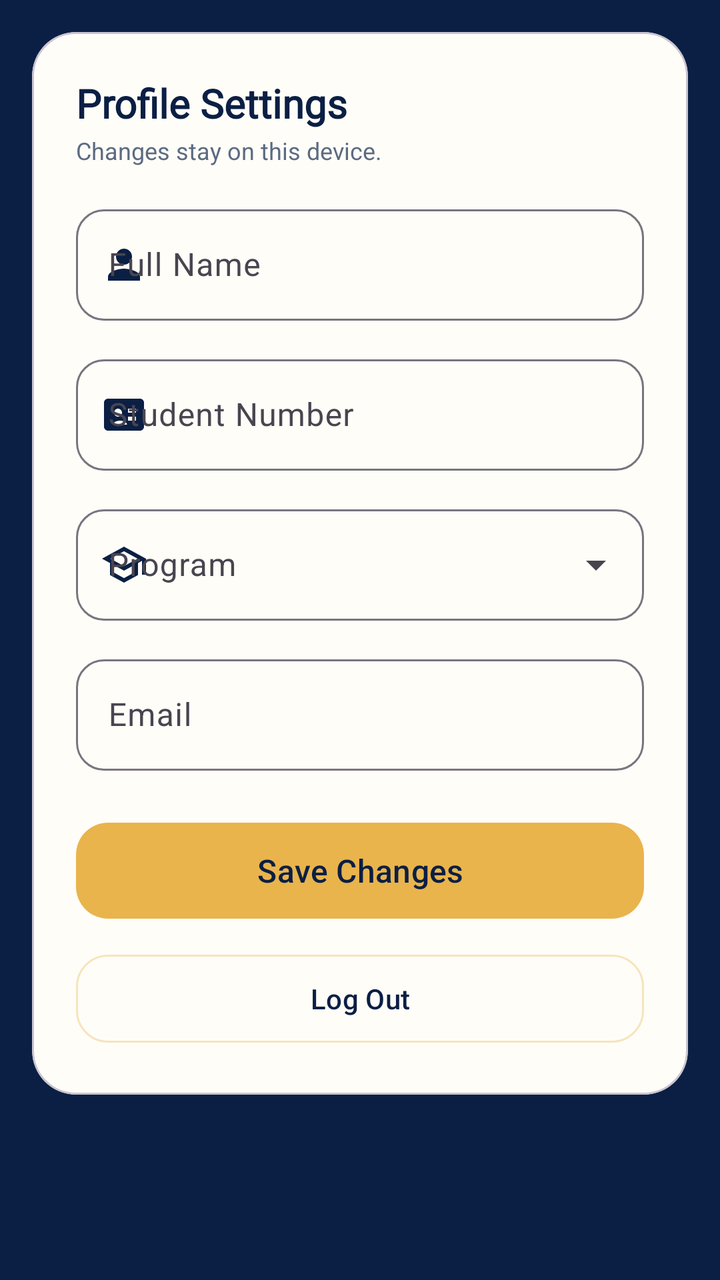
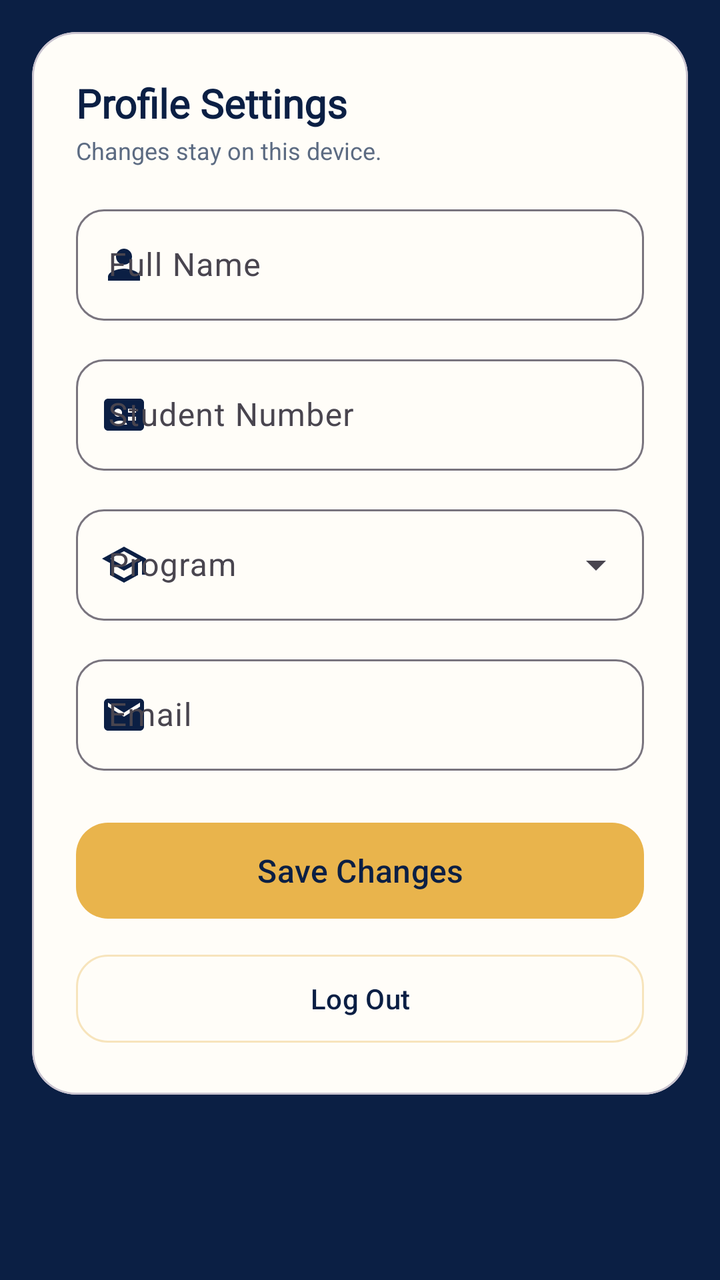

The first picture is an Android layout as it rendered before a commit; the second is the same layout after the commit. The layout source and the unified diff follow.
<!-- AndroidManifest.xml: application theme Theme.StudentInfoSystem -->
<!-- res/layout/view_profile.xml -->
<?xml version="1.0" encoding="utf-8"?>
<androidx.core.widget.NestedScrollView xmlns:android="http://schemas.android.com/apk/res/android"
    xmlns:app="http://schemas.android.com/apk/res-auto"
    android:layout_width="match_parent"
    android:layout_height="match_parent"
    android:fillViewport="true">

    <LinearLayout
        android:layout_width="match_parent"
        android:layout_height="wrap_content"
        android:orientation="vertical"
        android:padding="16dp">

        <com.google.android.material.card.MaterialCardView
            android:layout_width="match_parent"
            android:layout_height="wrap_content"
            app:cardBackgroundColor="@color/nu_card"
            app:cardCornerRadius="22dp"
            app:cardElevation="0dp">

            <LinearLayout
                android:layout_width="match_parent"
                android:layout_height="wrap_content"
                android:orientation="vertical"
                android:padding="22dp">

                <TextView
                    android:layout_width="wrap_content"
                    android:layout_height="wrap_content"
                    android:fontFamily="@font/fraunces"
                    android:text="@string/profile_title"
                    android:textColor="@color/nu_navy"
                    android:textSize="20sp"
                    android:textStyle="bold" />

                <TextView
                    android:layout_width="wrap_content"
                    android:layout_height="wrap_content"
                    android:layout_marginTop="2dp"
                    android:text="@string/profile_subtitle"
                    android:textColor="@color/nu_muted"
                    android:textSize="12sp" />

                <com.google.android.material.textfield.TextInputLayout
                    android:id="@+id/tilProfileName"
                    style="@style/Widget.Material3.TextInputLayout.OutlinedBox"
                    android:layout_width="match_parent"
                    android:layout_height="wrap_content"
                    android:layout_marginTop="16dp"
                    android:hint="@string/hint_full_name"
                    app:boxCornerRadiusBottomEnd="14dp"
                    app:boxCornerRadiusBottomStart="14dp"
                    app:boxCornerRadiusTopEnd="14dp"
                    app:boxCornerRadiusTopStart="14dp"
                    app:startIconDrawable="@drawable/ic_person"
                    app:startIconTint="@color/nu_navy">

                    <com.google.android.material.textfield.TextInputEditText
                        android:id="@+id/etProfileName"
                        android:layout_width="match_parent"
                        android:layout_height="wrap_content"
                        android:inputType="textPersonName"
                        android:maxLines="1" />
                </com.google.android.material.textfield.TextInputLayout>

                <com.google.android.material.textfield.TextInputLayout
                    android:id="@+id/tilProfileNumber"
                    style="@style/Widget.Material3.TextInputLayout.OutlinedBox"
                    android:layout_width="match_parent"
                    android:layout_height="wrap_content"
                    android:layout_marginTop="14dp"
                    android:hint="@string/hint_student_number"
                    app:boxCornerRadiusBottomEnd="14dp"
                    app:boxCornerRadiusBottomStart="14dp"
                    app:boxCornerRadiusTopEnd="14dp"
                    app:boxCornerRadiusTopStart="14dp"
                    app:startIconDrawable="@drawable/ic_badge"
                    app:startIconTint="@color/nu_navy">

                    <com.google.android.material.textfield.TextInputEditText
                        android:id="@+id/etProfileNumber"
                        android:layout_width="match_parent"
                        android:layout_height="wrap_content"
                        android:inputType="text"
                        android:maxLines="1" />
                </com.google.android.material.textfield.TextInputLayout>

                <com.google.android.material.textfield.TextInputLayout
                    android:id="@+id/tilProfileProgram"
                    style="@style/Widget.Material3.TextInputLayout.OutlinedBox.ExposedDropdownMenu"
                    android:layout_width="match_parent"
                    android:layout_height="wrap_content"
                    android:layout_marginTop="14dp"
                    android:hint="@string/hint_program"
                    app:boxCornerRadiusBottomEnd="14dp"
                    app:boxCornerRadiusBottomStart="14dp"
                    app:boxCornerRadiusTopEnd="14dp"
                    app:boxCornerRadiusTopStart="14dp"
                    app:startIconDrawable="@drawable/ic_school"
                    app:startIconTint="@color/nu_navy">

                    <com.google.android.material.textfield.MaterialAutoCompleteTextView
                        android:id="@+id/actProfileProgram"
                        android:layout_width="match_parent"
                        android:layout_height="wrap_content"
                        android:inputType="none" />
                </com.google.android.material.textfield.TextInputLayout>

                <com.google.android.material.textfield.TextInputLayout
                    android:id="@+id/tilProfileEmail"
                    style="@style/Widget.Material3.TextInputLayout.OutlinedBox"
                    android:layout_width="match_parent"
                    android:layout_height="wrap_content"
                    android:layout_marginTop="14dp"
                    android:hint="@string/hint_email"
                    app:boxCornerRadiusBottomEnd="14dp"
                    app:boxCornerRadiusBottomStart="14dp"
                    app:boxCornerRadiusTopEnd="14dp"
                    app:boxCornerRadiusTopStart="14dp">

                    <com.google.android.material.textfield.TextInputEditText
                        android:id="@+id/etProfileEmail"
                        android:layout_width="match_parent"
                        android:layout_height="wrap_content"
                        android:inputType="textEmailAddress"
                        android:maxLines="1" />
                </com.google.android.material.textfield.TextInputLayout>

                <com.google.android.material.button.MaterialButton
                    android:id="@+id/btnSaveProfile"
                    android:layout_width="match_parent"
                    android:layout_height="56dp"
                    android:layout_marginTop="22dp"
                    android:text="@string/btn_save"
                    android:textAllCaps="false"
                    android:textColor="@color/nu_navy"
                    android:textSize="16sp"
                    app:backgroundTint="@color/nu_gold"
                    app:cornerRadius="16dp" />

                <com.google.android.material.button.MaterialButton
                    android:id="@+id/btnLogout"
                    style="@style/Widget.Material3.Button.OutlinedButton"
                    android:layout_width="match_parent"
                    android:layout_height="52dp"
                    android:layout_marginTop="10dp"
                    android:text="@string/btn_logout"
                    android:textAllCaps="false"
                    android:textColor="@color/nu_navy"
                    android:textSize="14sp"
                    app:cornerRadius="16dp"
                    app:strokeColor="@color/nu_gold_line" />
            </LinearLayout>
        </com.google.android.material.card.MaterialCardView>
    </LinearLayout>
</androidx.core.widget.NestedScrollView>
<!-- resources referenced by this layout -->
<resources>
  <color name="nu_card">#FFFDF8</color>
  <color name="nu_gold">#E9B44C</color>
  <color name="nu_gold_line">#59E9B44C</color>
  <color name="nu_muted">#5C6B82</color>
  <color name="nu_navy">#0B1F44</color>
  <!-- drawable ic_badge (drawable) -->
  <vector xmlns:android="http://schemas.android.com/apk/res/android"
      android:width="24dp"
      android:height="24dp"
      android:viewportWidth="24"
      android:viewportHeight="24">
      <path
          android:fillColor="#FF000000"
          android:pathData="M20,4H4C2.9,4 2,4.9 2,6v12c0,1.1 0.9,2 2,2h16c1.1,0 2,-0.9 2,-2V6C22,4.9 21.1,4 20,4zM9,9c1.1,0 2,0.9 2,2s-0.9,2 -2,2 -2,-0.9 -2,-2 0.9,-2 2,-2zM6.5,17c0,-1.33 2,-2 3.5,-2s3.5,0.67 3.5,2H6.5zM18,15h-4v-2h4V15zM18,11h-4V9h4V11z" />
  </vector>
  <!-- drawable ic_person (drawable) -->
  <vector xmlns:android="http://schemas.android.com/apk/res/android"
      android:width="24dp"
      android:height="24dp"
      android:viewportWidth="24"
      android:viewportHeight="24">
      <path
          android:fillColor="#FF000000"
          android:pathData="M12,12c2.21,0 4,-1.79 4,-4s-1.79,-4 -4,-4 -4,1.79 -4,4 1.79,4 4,4zM12,14c-2.67,0 -8,1.34 -8,4v2h16v-2c0,-2.66 -5.33,-4 -8,-4z" />
  </vector>
  <!-- drawable ic_school (drawable) -->
  <vector xmlns:android="http://schemas.android.com/apk/res/android"
      android:width="24dp"
      android:height="24dp"
      android:viewportWidth="24"
      android:viewportHeight="24">
      <path
          android:fillColor="#FF000000"
          android:pathData="M12,3L1,9l4,2.18v6L12,21l7,-3.82v-6l2,-1.09V17h2V9L12,3zM18.82,9L12,12.72 5.18,9 12,5.28 18.82,9zM17,15.99l-5,2.73 -5,-2.73v-3.72L12,15l5,-2.73v3.72z" />
  </vector>
  <string name="btn_logout">Log Out</string>
  <string name="btn_save">Save Changes</string>
  <string name="hint_email">Email</string>
  <string name="hint_full_name">Full Name</string>
  <string name="hint_program">Program</string>
  <string name="hint_student_number">Student Number</string>
  <string name="profile_subtitle">Changes stay on this device.</string>
  <string name="profile_title">Profile Settings</string>
  <style name="Theme.StudentInfoSystem" parent="Base.Theme.StudentInfoSystem" />
  <style name="Base.Theme.StudentInfoSystem" parent="Theme.Material3.Light.NoActionBar">
          <item name="colorPrimary">@color/nu_navy</item>
          <item name="colorOnPrimary">@color/white</item>
          <item name="colorSecondary">@color/nu_gold</item>
          <item name="colorOnSecondary">@color/nu_navy</item>
          <item name="colorSurface">@color/nu_card</item>
          <item name="colorOnSurface">@color/nu_ink</item>
          <item name="android:windowBackground">@color/nu_navy</item>
          <item name="android:windowLightStatusBar">false</item>
          <item name="android:windowLightNavigationBar">false</item>
      </style>
  <color name="white">#FFFFFFFF</color>
  <color name="nu_ink">#1B2433</color>
</resources>

<!-- the commit's change to res/layout/view_profile.xml (unified diff, before → after) -->
@@ -116,7 +116,9 @@
                     app:boxCornerRadiusBottomEnd="14dp"
                     app:boxCornerRadiusBottomStart="14dp"
                     app:boxCornerRadiusTopEnd="14dp"
-                    app:boxCornerRadiusTopStart="14dp">
+                    app:boxCornerRadiusTopStart="14dp"
+                    app:startIconDrawable="@drawable/ic_email"
+                    app:startIconTint="@color/nu_navy">
 
                     <com.google.android.material.textfield.TextInputEditText
                         android:id="@+id/etProfileEmail"
<!-- resource entries referenced after the edit -->
@@ -14,6 +14,16 @@
       <path
           android:fillColor="#FF000000"
           android:pathData="M20,4H4C2.9,4 2,4.9 2,6v12c0,1.1 0.9,2 2,2h16c1.1,0 2,-0.9 2,-2V6C22,4.9 21.1,4 20,4zM9,9c1.1,0 2,0.9 2,2s-0.9,2 -2,2 -2,-0.9 -2,-2 0.9,-2 2,-2zM6.5,17c0,-1.33 2,-2 3.5,-2s3.5,0.67 3.5,2H6.5zM18,15h-4v-2h4V15zM18,11h-4V9h4V11z" />
+  </vector>
+  <!-- drawable ic_email (drawable) -->
+  <vector xmlns:android="http://schemas.android.com/apk/res/android"
+      android:width="24dp"
+      android:height="24dp"
+      android:viewportWidth="24"
+      android:viewportHeight="24">
+      <path
+          android:fillColor="#FFFFFFFF"
+          android:pathData="M20,4H4C2.9,4 2,4.9 2,6v12c0,1.1 0.9,2 2,2h16c1.1,0 2,-0.9 2,-2V6c0,-1.1 -0.9,-2 -2,-2zM20,8l-8,5 -8,-5V6l8,5 8,-5v2z" />
   </vector>
   <!-- drawable ic_person (drawable) -->
   <vector xmlns:android="http://schemas.android.com/apk/res/android"
